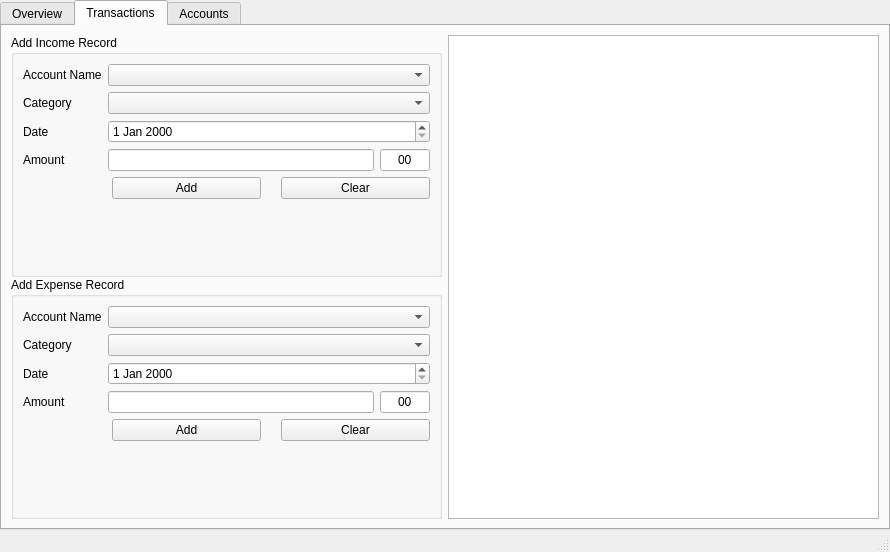
Before: the Qt Designer form dashboard.ui in kaveenhyacinth/Gerbil-expense-tracker, drawn with Qt 5.
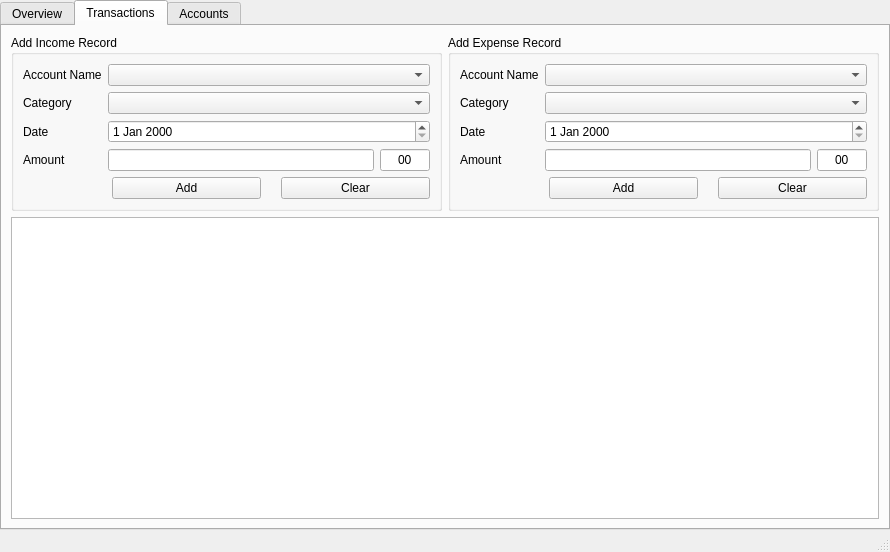
After: the same form once the commit is applied.

```diff
--- a/dashboard.ui
+++ b/dashboard.ui
@@ -44,14 +44,9 @@
        <attribute name="title">
         <string>Transactions</string>
        </attribute>
-       <layout class="QVBoxLayout" name="verticalLayout_7">
-        <item>
-         <layout class="QHBoxLayout" name="horizontalLayout_4">
-          <item>
            <layout class="QVBoxLayout" name="verticalLayout_5">
-            <property name="spacing">
-             <number>0</number>
-            </property>
+        <item>
+         <layout class="QHBoxLayout" name="horizontalLayout_4">
             <item>
              <widget class="QGroupBox" name="groupBox_3">
               <property name="title">
@@ -312,7 +307,7 @@
              <number>50</number>
             </attribute>
             <attribute name="horizontalHeaderDefaultSectionSize">
-             <number>200</number>
+           <number>150</number>
             </attribute>
             <attribute name="horizontalHeaderShowSortIndicator" stdset="0">
              <bool>false</bool>
@@ -321,8 +316,6 @@
              <bool>true</bool>
             </attribute>
            </widget>
-          </item>
-         </layout>
         </item>
        </layout>
       </widget>
```
Lines whose indentation alone changed are shown as unchanged.
